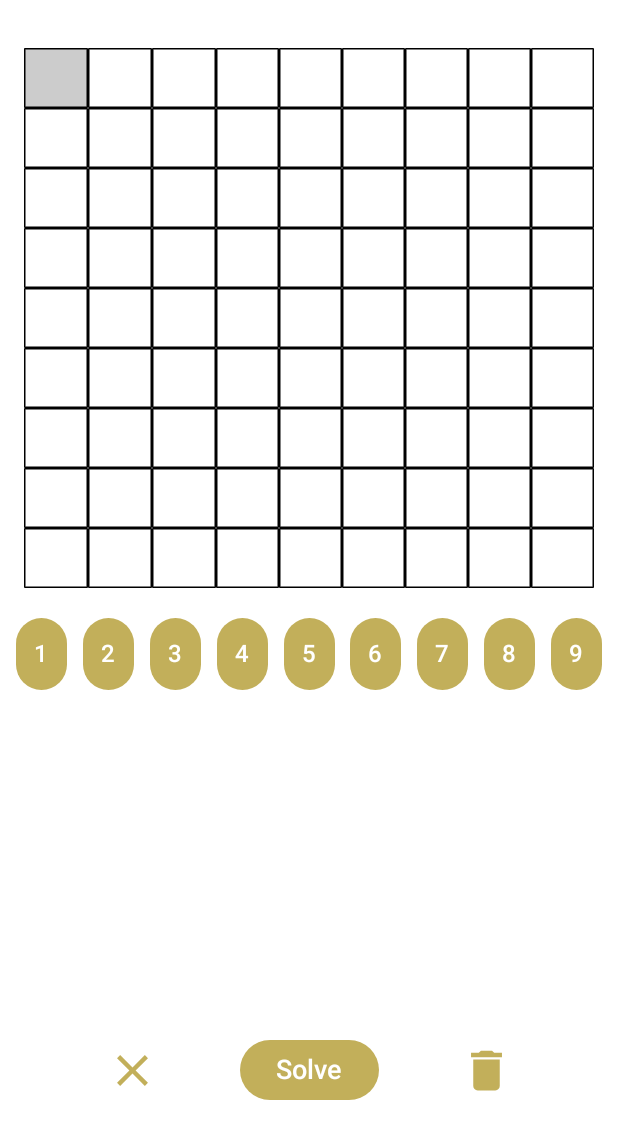
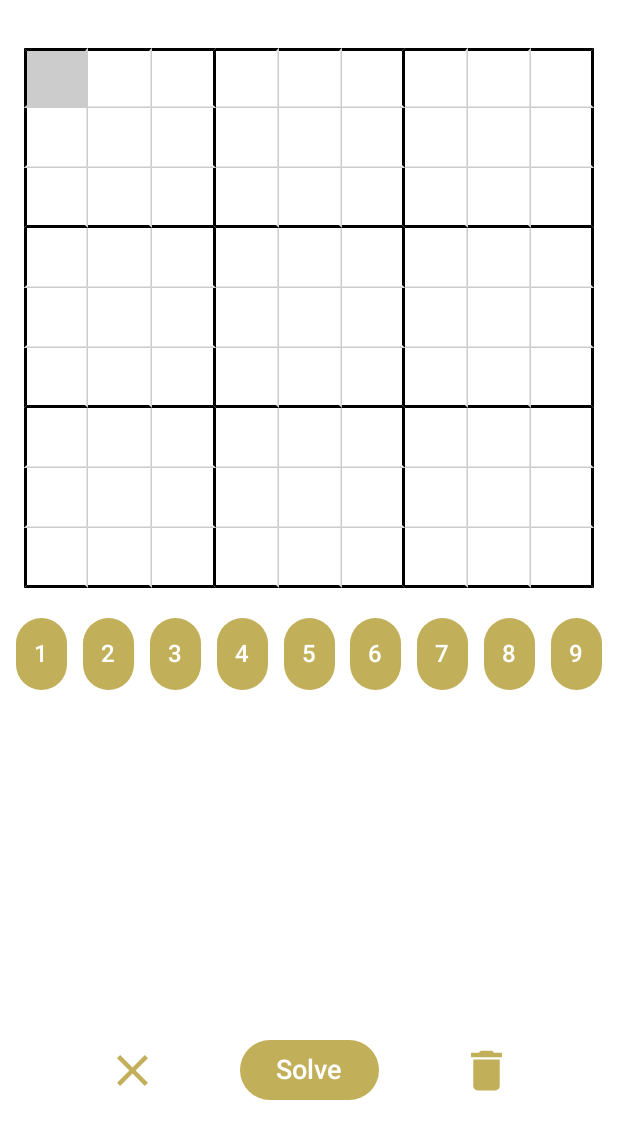
Before and after one commit to AdamDawi/Sudoku-solver, an Android app built with Jetpack Compose: the screen it shows after launch (MainActivity), on a phone screen of 412 x 824 dp, the part 106-1236 px from its top. Run offline under Robolectric (Android 15) with nearby library versions, the phone set to English and light mode, and no system bars.

Commit message:
FIX: displaying correct borders for boxes in sudoku

```diff
--- a/app/src/main/java/com/example/sudokusolver/presentation/main_screen/MainScreen.kt
+++ b/app/src/main/java/com/example/sudokusolver/presentation/main_screen/MainScreen.kt
@@ -190,7 +190,8 @@ fun ButtonsRow(
         ) {
             Text(
                 text = "Solve",
-                fontSize = 18.sp
+                fontSize = 18.sp,
+                color = Color.White
             )
         }
 
--- a/app/src/main/java/com/example/sudokusolver/presentation/main_screen/components/SudokuBoard.kt
+++ b/app/src/main/java/com/example/sudokusolver/presentation/main_screen/components/SudokuBoard.kt
@@ -49,7 +49,13 @@ fun SudokuBoard(
                                 value = grid[i][j].value,
                                 isNew = isCellNew[i][j].value,
                                 isSelected = i == selectedCell.first && j == selectedCell.second,
-                                onClick = { onCellClick(i, j) }
+                                onClick = { onCellClick(i, j) },
+                                bottomBorder = if (i % 3 == 2) Border(2.dp, Color.Black)
+                                else Border(1.dp, Color.LightGray),
+                                endBorder =
+                                if (j % 3 == 2) Border(2.dp, Color.Black) else Border(1.dp, Color.LightGray),
+                                startBorder = if (j == 0) Border(2.dp, Color.Black) else null,
+                                topBorder = if (i == 0) Border(2.dp, Color.Black) else null
                             )
                         }
                     }
@@ -65,7 +71,11 @@ fun SudokuCell(
     value: String,
     isNew: Boolean,
     isSelected: Boolean,
-    onClick: () -> Unit
+    onClick: () -> Unit,
+    topBorder: Border?,
+    bottomBorder: Border?,
+    endBorder: Border?,
+    startBorder: Border?
 ) {
     val backgroundColor = if (isSelected) Color.LightGray else Color.White
     val textColor = if (isNew) LightGreen else Color.Black
@@ -76,10 +86,10 @@ fun SudokuCell(
             .size(40.dp)
             .background(backgroundColor)
             .border(
-                start = Border(1.dp, Color.Black),
-                top = Border(1.dp, Color.Black),
-                end = Border(1.dp, Color.Black),
-                bottom = Border(1.dp, Color.Black)
+                start = startBorder,
+                top = topBorder,
+                end = endBorder,
+                bottom = bottomBorder
             )
             .clickable { onClick() }
     ) {
```
